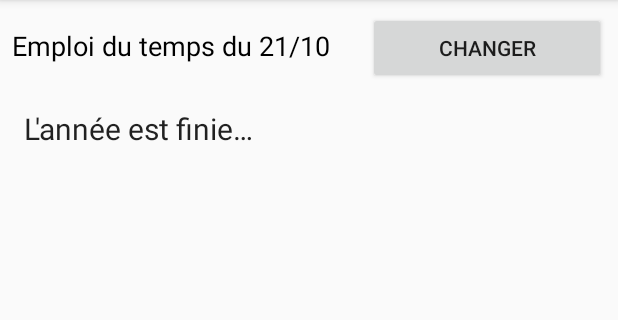
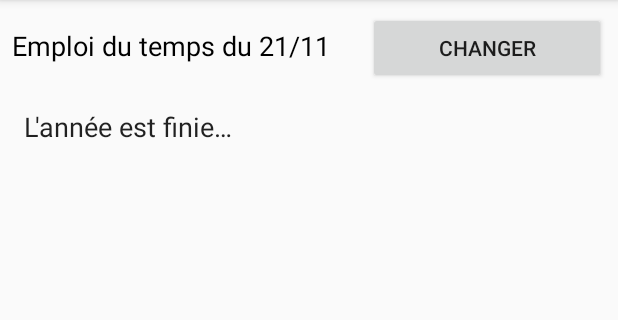
Before and after one commit to VictorColomb/mpstar, an Android app: the fragment EmploiDuTempsFragment shown on its own in the app's theme, on a phone screen of 412 x 824 dp, the part 84-404 px from its top. Run offline under Robolectric (Android 15) with nearby library versions, the phone set to English and light mode, and no system bars; libraries missing offline, so code that uses them is left out: com.fasterxml.jackson; 2 statements that could not run were skipped.

Commit message:
Fixed EDT shit

```diff
--- a/app/src/main/java/com/example/mpstar/model/Colles.kt
+++ b/app/src/main/java/com/example/mpstar/model/Colles.kt
@@ -4,5 +4,5 @@ import java.util.*
 
 data class Colles (
         val myGroup : Int,
-        val myColles : Dictionary<Date, String>
+        val myColles : Map<Date, String>
 )
--- a/app/src/main/java/com/example/mpstar/ui/emploi_du_temps/EmploiDuTempsFragment.kt
+++ b/app/src/main/java/com/example/mpstar/ui/emploi_du_temps/EmploiDuTempsFragment.kt
@@ -49,7 +49,7 @@ class EmploiDuTempsFragment : Fragment() {
     } // time in Int (0 -> 22) to time in String (8h00 -> 19h30)
 
     @SuppressLint("SetTextI18n")
-    private fun loadTimetableDisplay(edtToday :Dictionary<Int, String>, monday :Date, dayString :String) {
+    private fun loadTimetableDisplay(edtToday :Map<Int, String>, monday :Date, dayString :String) {
         // fetch personal info
         val preferences = activity!!.getSharedPreferences("mySharedPreferences", 0)
         val namePreference = preferences.getString("perso_name", null)
@@ -79,7 +79,7 @@ class EmploiDuTempsFragment : Fragment() {
         var j=0                        // background color counter
         var begin: Int                 // lesson begin time
         var discipline :String?        // lesson discipline
-        while (i<edtToday.size()) {
+        while (i<edtToday.size) {
             begin = i
             discipline = edtToday[i]
             while (edtToday[i] == discipline) {
@@ -195,29 +195,33 @@ class EmploiDuTempsFragment : Fragment() {
         var j=0
         while (j<dsList.size && dsList[j].myDate != selectedDateCalendarSat.time) {j+=1}
 
+        Log.i("Emploi du temps", "Samedi de la semaine : "+dt.format(selectedDateCalendarSat.time)+". C'est un "+dayOfWeek.format(selectedDateCalendarSat.time))
+
         val edtCase0 = activity!!.findViewById<TextView>(R.id.edt_case0)
         if (j == dsList.size) {
             edtCase0.text = getString(R.string.edt_out_bounds)
         } else {
             val dsWeek = dsList[j]
-            if(dsWeek.myDiscipline == "HOLIDAYS") {
+            if(dsWeek.myDiscipline == "HOLIDAYS" || edt == null) {
                 edtCase0.text = getString(R.string.edt_holidays)
+                val edtCase1 = activity!!.findViewById<TextView>(R.id.edt_case1)
+                edtCase1.text = getString(R.string.edt_holidays2)
             } else {
                 when (dayOfWeek.format(selectedDate.time)) {
                     "Mon" -> { // monday
-                        loadTimetableDisplay(edt!!.myMonday, selectedDateMonday.time, "Mon")
+                        loadTimetableDisplay(edt.myMonday, selectedDateMonday.time, "Mon")
                     }
                     "Tue" -> { // tuesday
-                        loadTimetableDisplay(edt!!.myTuesday, selectedDateMonday.time, "Tue")
+                        loadTimetableDisplay(edt.myTuesday, selectedDateMonday.time, "Tue")
                     }
                     "Wed" -> { // wednesday
-                        loadTimetableDisplay(edt!!.myWednesday, selectedDateMonday.time, "Wed")
+                        loadTimetableDisplay(edt.myWednesday, selectedDateMonday.time, "Wed")
                     }
                     "Thu" -> { // thursday
-                        loadTimetableDisplay(edt!!.myThursday, selectedDateMonday.time, "Thu")
+                        loadTimetableDisplay(edt.myThursday, selectedDateMonday.time, "Thu")
                     }
                     "Fri" -> { // friday
-                        loadTimetableDisplay(edt!!.myFriday, selectedDateMonday.time, "Fri")
+                        loadTimetableDisplay(edt.myFriday, selectedDateMonday.time, "Fri")
                     }
                     "Sat" -> { // saturday
                         if (listOf("A","E","I","O","U").contains(dsWeek.myDiscipline[0].toString())) {
@@ -292,9 +296,10 @@ class EmploiDuTempsFragment : Fragment() {
         }
 
         val selectedDateView = activity?.findViewById<TextView>(R.id.selected_date)
-        selectedDateView?.text = "Emploi du temps du $day/$month"
+        val monthCorr = (month+1).toString()
+        selectedDateView?.text = "Emploi du temps du $day/$monthCorr"
 
-        loadTimetable(dt.parse("$year/$month/$day"))
+        loadTimetable(dt.parse("$year/$monthCorr/$day"))
     }
     //</editor-fold>
 
--- a/app/src/main/res/layout/fragment_emploi_du_temps.xml
+++ b/app/src/main/res/layout/fragment_emploi_du_temps.xml
@@ -57,7 +57,7 @@
                         android:layout_height="wrap_content"
                         android:text="@string/empty"
                         android:textAppearance="@style/TextAppearance.AppCompat.Body1"
-                        android:textSize="20sp" />
+                        android:textSize="18sp" />
                 </TableRow>
 
                 <TableRow
@@ -71,7 +71,7 @@
                         android:layout_height="wrap_content"
                         android:text="@string/empty"
                         android:textAppearance="@style/TextAppearance.AppCompat.Body1"
-                        android:textSize="20sp" />
+                        android:textSize="18sp" />
                 </TableRow>
                 <TableRow
                     android:id="@+id/edt_row2"
@@ -84,7 +84,7 @@
                         android:layout_height="wrap_content"
                         android:text="@string/empty"
                         android:textAppearance="@style/TextAppearance.AppCompat.Body1"
-                        android:textSize="20sp" />
+                        android:textSize="18sp" />
                 </TableRow>
                 <TableRow
                     android:id="@+id/edt_row3"
@@ -97,7 +97,7 @@
                         android:layout_height="wrap_content"
                         android:text="@string/empty"
                         android:textAppearance="@style/TextAppearance.AppCompat.Body1"
-                        android:textSize="20sp" />
+                        android:textSize="18sp" />
                 </TableRow>
                 <TableRow
                     android:id="@+id/edt_row4"
@@ -110,7 +110,7 @@
                         android:layout_height="wrap_content"
                         android:text="@string/empty"
                         android:textAppearance="@style/TextAppearance.AppCompat.Body1"
-                        android:textSize="20sp" />
+                        android:textSize="18sp" />
                 </TableRow>
                 <TableRow
                     android:id="@+id/edt_row5"
@@ -123,7 +123,7 @@
                         android:layout_height="wrap_content"
                         android:text="@string/empty"
                         android:textAppearance="@style/TextAppearance.AppCompat.Body1"
-                        android:textSize="20sp" />
+                        android:textSize="18sp" />
                 </TableRow>
                 <TableRow
                     android:id="@+id/edt_row6"
@@ -136,7 +136,7 @@
                         android:layout_height="wrap_content"
                         android:text="@string/empty"
                         android:textAppearance="@style/TextAppearance.AppCompat.Body1"
-                        android:textSize="20sp" />
+                        android:textSize="18sp" />
                 </TableRow>
                 <TableRow
                     android:id="@+id/edt_row7"
@@ -149,7 +149,7 @@
                         android:layout_height="wrap_content"
                         android:text="@string/empty"
                         android:textAppearance="@style/TextAppearance.AppCompat.Body1"
-                        android:textSize="20sp" />
+                        android:textSize="18sp" />
                 </TableRow>
                 <TableRow
                     android:id="@+id/edt_row8"
@@ -162,7 +162,7 @@
                         android:layout_height="wrap_content"
                         android:text="@string/empty"
                         android:textAppearance="@style/TextAppearance.AppCompat.Body1"
-                        android:textSize="20sp" />
+                        android:textSize="18sp" />
                 </TableRow>
                 <TableRow
                     android:id="@+id/edt_row9"
@@ -175,7 +175,7 @@
                         android:layout_height="wrap_content"
                         android:text="@string/empty"
                         android:textAppearance="@style/TextAppearance.AppCompat.Body1"
-                        android:textSize="20sp" />
+                        android:textSize="18sp" />
                 </TableRow>
                 <TableRow
                     android:id="@+id/edt_row10"
@@ -188,7 +188,7 @@
                         android:layout_height="wrap_content"
                         android:text="@string/empty"
                         android:textAppearance="@style/TextAppearance.AppCompat.Body1"
-                        android:textSize="20sp" />
+                        android:textSize="18sp" />
                 </TableRow>
                 <TableRow
                     android:id="@+id/edt_row11"
@@ -201,7 +201,7 @@
                         android:layout_height="wrap_content"
                         android:text="@string/empty"
                         android:textAppearance="@style/TextAppearance.AppCompat.Body1"
-                        android:textSize="20sp" />
+                        android:textSize="18sp" />
                 </TableRow>
                 <TableRow
                     android:id="@+id/edt_row12"
@@ -214,7 +214,7 @@
                         android:layout_height="wrap_content"
                         android:text="@string/empty"
                         android:textAppearance="@style/TextAppearance.AppCompat.Body1"
-                        android:textSize="20sp" />
+                        android:textSize="18sp" />
                 </TableRow>
                 <TableRow
                     android:id="@+id/edt_row13"
@@ -227,7 +227,7 @@
                         android:layout_height="wrap_content"
                         android:text="@string/empty"
                         android:textAppearance="@style/TextAppearance.AppCompat.Body1"
-                        android:textSize="20sp" />
+                        android:textSize="18sp" />
                 </TableRow>
                 <TableRow
                     android:id="@+id/edt_row14"
@@ -240,7 +240,7 @@
                         android:layout_height="wrap_content"
                         android:text="@string/empty"
                         android:textAppearance="@style/TextAppearance.AppCompat.Body1"
-                        android:textSize="20sp" />
+                        android:textSize="18sp" />
                 </TableRow>
                 <TableRow
                     android:id="@+id/edt_row15"
@@ -253,7 +253,7 @@
                         android:layout_height="wrap_content"
                         android:text="@string/empty"
                         android:textAppearance="@style/TextAppearance.AppCompat.Body1"
-                        android:textSize="20sp" />
+                        android:textSize="18sp" />
                 </TableRow>
                 <TableRow
                     android:id="@+id/edt_row16"
@@ -266,7 +266,7 @@
                         android:layout_height="wrap_content"
                         android:text="@string/empty"
                         android:textAppearance="@style/TextAppearance.AppCompat.Body1"
-                        android:textSize="20sp" />
+                        android:textSize="18sp" />
                 </TableRow>
                 <TableRow
                     android:id="@+id/edt_row17"
@@ -279,7 +279,7 @@
                         android:layout_height="wrap_content"
                         android:text="@string/empty"
                         android:textAppearance="@style/TextAppearance.AppCompat.Body1"
-                        android:textSize="20sp" />
+                        android:textSize="18sp" />
                 </TableRow>
                 <TableRow
                     android:id="@+id/edt_row18"
@@ -292,7 +292,7 @@
                         android:layout_height="wrap_content"
                         android:text="@string/empty"
                         android:textAppearance="@style/TextAppearance.AppCompat.Body1"
-                        android:textSize="20sp" />
+                        android:textSize="18sp" />
                 </TableRow>
                 <TableRow
                     android:id="@+id/edt_row19"
@@ -305,7 +305,7 @@
                         android:layout_height="wrap_content"
                         android:text="@string/empty"
                         android:textAppearance="@style/TextAppearance.AppCompat.Body1"
-                        android:textSize="20sp" />
+                        android:textSize="18sp" />
                 </TableRow>
                 <TableRow
                     android:id="@+id/edt_row20"
@@ -318,7 +318,7 @@
                         android:layout_height="wrap_content"
                         android:text="@string/empty"
                         android:textAppearance="@style/TextAppearance.AppCompat.Body1"
-                        android:textSize="20sp" />
+                        android:textSize="18sp" />
                 </TableRow>
                 <TableRow
                     android:id="@+id/edt_row21"
@@ -331,7 +331,7 @@
                         android:layout_height="wrap_content"
                         android:text="@string/empty"
                         android:textAppearance="@style/TextAppearance.AppCompat.Body1"
-                        android:textSize="20sp" />
+                        android:textSize="18sp" />
                 </TableRow>
                 <TableRow
                     android:id="@+id/edt_row22"
@@ -344,7 +344,7 @@
                         android:layout_height="wrap_content"
                         android:text="@string/empty"
                         android:textAppearance="@style/TextAppearance.AppCompat.Body1"
-                        android:textSize="20sp" />
+                        android:textSize="18sp" />
                 </TableRow>
 
 
--- a/app/src/main/res/layout/fragment_planning_colles.xml
+++ b/app/src/main/res/layout/fragment_planning_colles.xml
@@ -42,7 +42,7 @@
         android:id="@+id/groupe_de_colle"
         android:layout_width="wrap_content"
         android:layout_height="wrap_content"
-        android:layout_marginStart="20dp"
+        android:layout_marginStart="10dp"
         android:text="@string/empty"
         app:layout_constraintStart_toEndOf="@+id/colles_textView4"
         app:layout_constraintTop_toTopOf="@+id/colles_textView4" />
--- a/app/src/main/res/values/strings.xml
+++ b/app/src/main/res/values/strings.xml
@@ -29,7 +29,8 @@
     <string name="no_ds_found">Pas de DS trouvé pour cette date…</string>
     <string name="edt_sunday">C\'est dimanche, pas de cours…</string>
     <string name="edt_out_bounds">L\'année est finie…</string>
-    <string name="edt_holidays">Pas cours cette semaine, c\'est les vacances !</string>
+    <string name="edt_holidays">Pas cours cette semaine,</string>
+    <string name="edt_holidays2">c\'est les vacances !</string>
 
     <!-- SETTINGS -->
     <string name="settings_notifications_header">Notifications</string>
```
Also changed, not shown: app/src/main/java/com/example/mpstar/model/EDT.kt (+5 -5 lines), app/src/main/java/com/example/mpstar/ui/planning_colles/planning_collesFragment.kt (+5 -7 lines).
